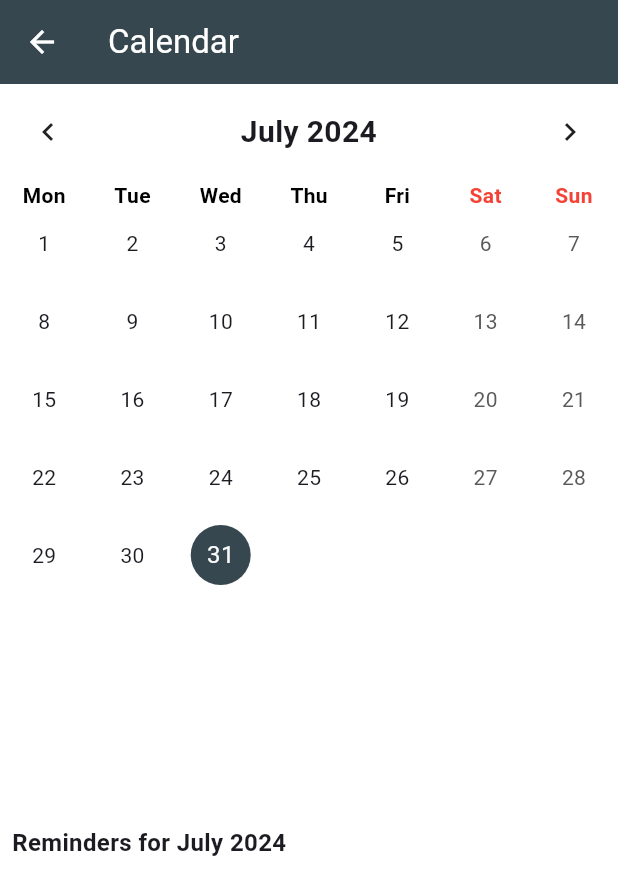
After one commit to beyzacoban/OUA-Bootcamp-2024, a Flutter app: the CalendarPage screen opened directly, on a phone screen of 412 x 824 dp. The commit adds this screen. Shown: the top 895 px of the screen. Run offline on Flutter 3.47's test engine with Material 3 defaults, Android fonts, the phone set to English and light mode, and no system bars; drawn by our look-alikes of table_calendar; our stand-ins replace firebase_auth, firebase_core, flutter_dotenv, google_generative_ai, google_sign_in, image_picker and 1 more; accounts and stored records are empty.

Commit message:
Added calendar

```diff
--- /dev/null
+++ b/lib/pages/calendar_page.dart
@@ -0,0 +1,191 @@
+import 'package:flutter/material.dart';
+import 'package:table_calendar/table_calendar.dart';
+import 'package:intl/intl.dart';
+import 'reminder_page.dart';
+
+class CalendarPage extends StatefulWidget {
+  const CalendarPage({super.key});
+
+  @override
+  State<CalendarPage> createState() => _CalendarPageState();
+}
+
+class _CalendarPageState extends State<CalendarPage> {
+  DateTime _focusedDay = DateTime.now();
+  DateTime? _selectedDay;
+
+  // Map to hold reminders
+  final Map<DateTime, String> _reminders = {};
+
+  @override
+  Widget build(BuildContext context) {
+    return Scaffold(
+      appBar: AppBar(
+        title: const Text(
+          'Calendar',
+          style: TextStyle(color: Colors.white),
+        ),
+        backgroundColor: const Color(0xFF37474F),
+        iconTheme: const IconThemeData(color: Colors.white),
+      ),
+      body: Column(
+        crossAxisAlignment: CrossAxisAlignment.start,
+        children: [
+          Expanded(
+            flex: 2,
+            child: TableCalendar(
+              firstDay: DateTime(2020),
+              lastDay: DateTime(2030),
+              focusedDay: _focusedDay,
+              selectedDayPredicate: (day) {
+                return isSameDay(_selectedDay, day);
+              },
+              onDaySelected: (selectedDay, focusedDay) {
+                setState(() {
+                  _selectedDay = selectedDay;
+                  _focusedDay = focusedDay;
+                });
+                Navigator.push(
+                  context,
+                  MaterialPageRoute(
+                    builder: (context) => ReminderPage(
+                      selectedDay: selectedDay,
+                      onReminderSaved: (DateTime date, String reminder) {
+                        setState(() {
+                          final normalizedDate =
+                              DateTime(date.year, date.month, date.day);
+                          _reminders[normalizedDate] = reminder;
+                        });
+                      },
+                      existingReminder: _reminders[DateTime(selectedDay.year,
+                              selectedDay.month, selectedDay.day)] ??
+                          '',
+                    ),
+                  ),
+                );
+              },
+              calendarFormat: CalendarFormat.month,
+              startingDayOfWeek: StartingDayOfWeek.monday,
+              headerStyle: const HeaderStyle(
+                formatButtonVisible: false,
+                titleCentered: true,
+                titleTextStyle:
+                    TextStyle(fontSize: 20, fontWeight: FontWeight.bold),
+              ),
+              calendarStyle: const CalendarStyle(
+                todayDecoration: BoxDecoration(
+                  color: Color(0xFF37474F),
+                  shape: BoxShape.circle,
+                ),
+                selectedDecoration: BoxDecoration(
+                  color: Colors.green,
+                  shape: BoxShape.circle,
+                ),
+                outsideDaysVisible: false,
+                markersAlignment: Alignment.bottomCenter,
+                markerDecoration: BoxDecoration(
+                  color: Colors.red,
+                  shape: BoxShape.circle,
+                ),
+              ),
+              daysOfWeekStyle: const DaysOfWeekStyle(
+                weekdayStyle:
+                    TextStyle(color: Colors.black, fontWeight: FontWeight.bold),
+                weekendStyle:
+                    TextStyle(color: Colors.red, fontWeight: FontWeight.bold),
+              ),
+              calendarBuilders: CalendarBuilders(
+                markerBuilder: (context, day, events) {
+                  final normalizedDay = DateTime(day.year, day.month, day.day);
+                  if (_reminders.keys.any((d) =>
+                      isSameDay(d, normalizedDay) &&
+                      d.month == _focusedDay.month &&
+                      d.year == _focusedDay.year)) {
+                    return Positioned(
+                      right: 2,
+                      bottom: 2,
+                      child: Container(
+                        width: 8,
+                        height: 8,
+                        decoration: const BoxDecoration(
+                          color: Colors.red,
+                          shape: BoxShape.circle,
+                        ),
+                      ),
+                    );
+                  }
+                  return null;
+                },
+                defaultBuilder: (context, day, focusedDay) {
+                  final normalizedDay = DateTime(day.year, day.month, day.day);
+                  if (_reminders.keys.any((d) =>
+                      isSameDay(d, normalizedDay) &&
+                      d.month == _focusedDay.month &&
+                      d.year == _focusedDay.year)) {
+                    return Container(
+                      decoration: BoxDecoration(
+                        border: Border.all(color: Colors.red, width: 2),
+                        shape: BoxShape.circle,
+                      ),
+                      alignment: Alignment.center,
+                      child: Text(
+                        '${day.day}',
+                        style: const TextStyle(color: Colors.black),
+                      ),
+                    );
+                  }
+                  return null;
+                },
+              ),
+              daysOfWeekVisible: true,
+            ),
+          ),
+          Padding(
+            padding: const EdgeInsets.all(8.0),
+            child: Text(
+              'Reminders for ${DateFormat('MMMM yyyy').format(_focusedDay)}',
+              style: const TextStyle(fontSize: 16, fontWeight: FontWeight.bold),
+            ),
+          ),
+          Expanded(
+            flex: 1,
+            child: ListView(
+              children: _reminders.entries
+                  .where((entry) =>
+                      entry.key.month == _focusedDay.month &&
+                      entry.key.year == _focusedDay.year)
+                  .map((entry) {
+                return ListTile(
+                  title: Text(
+                    DateFormat('yyyy-MM-dd').format(entry.key),
+                    style: const TextStyle(fontWeight: FontWeight.bold),
+                  ),
+                  subtitle: Text(entry.value),
+                  onTap: () {
+                    Navigator.push(
+                      context,
+                      MaterialPageRoute(
+                        builder: (context) => ReminderPage(
+                          selectedDay: entry.key,
+                          onReminderSaved: (DateTime date, String reminder) {
+                            setState(() {
+                              final normalizedDate =
+                                  DateTime(date.year, date.month, date.day);
+                              _reminders[normalizedDate] = reminder;
+                            });
+                          },
+                          existingReminder: entry.value,
+                        ),
+                      ),
+                    );
+                  },
+                );
+              }).toList(),
+            ),
+          ),
+        ],
+      ),
+      backgroundColor: Colors.white,
+    );
+  }
+}
--- a/lib/pages/home_page.dart
+++ b/lib/pages/home_page.dart
@@ -6,6 +6,7 @@ import 'messages_page.dart';
 import 'friends_page.dart';
 import 'project_addition_page.dart';
 import 'settings_page.dart';
+import 'calendar_page.dart';
 
 class HomePage extends StatefulWidget {
   const HomePage({super.key});
@@ -228,6 +229,7 @@ class _HomePageState extends State<HomePage>
                         MaterialPageRoute(
                             builder: (context) => const MessagesPage()),
                       )),
+
               _buildDrawerItem(
                   icon: Icons.folder,
                   text: 'Joined Projects',
@@ -237,6 +239,16 @@ class _HomePageState extends State<HomePage>
                             builder: (context) => JoinedProjectsPage(
                                 joinedProjects: _joinedProjects)),
                       )),
+              _buildDrawerItem(
+                icon: Icons.calendar_today,
+                text: 'Calendar',
+                onTap: () => Navigator.push(
+                  context,
+                  MaterialPageRoute(
+                    builder: (context) => const CalendarPage(),
+                  ),
+                ),
+              ),
               _buildDrawerItem(
                   icon: Icons.settings,
                   text: 'Settings',
--- a/pubspec.yaml
+++ b/pubspec.yaml
@@ -26,6 +26,7 @@ dependencies:
   flutter_dotenv: ^5.1.0
   google_sign_in: ^6.2.1
   google_fonts: ^6.2.1
+  table_calendar: ^3.1.2
 
 dev_dependencies:
   flutter_test:
```
Also changed, not shown: lib/pages/ai_assistant_page.dart (+54 -8 lines), lib/pages/reminder_page.dart (added, +72 -0 lines), pubspec.lock.
